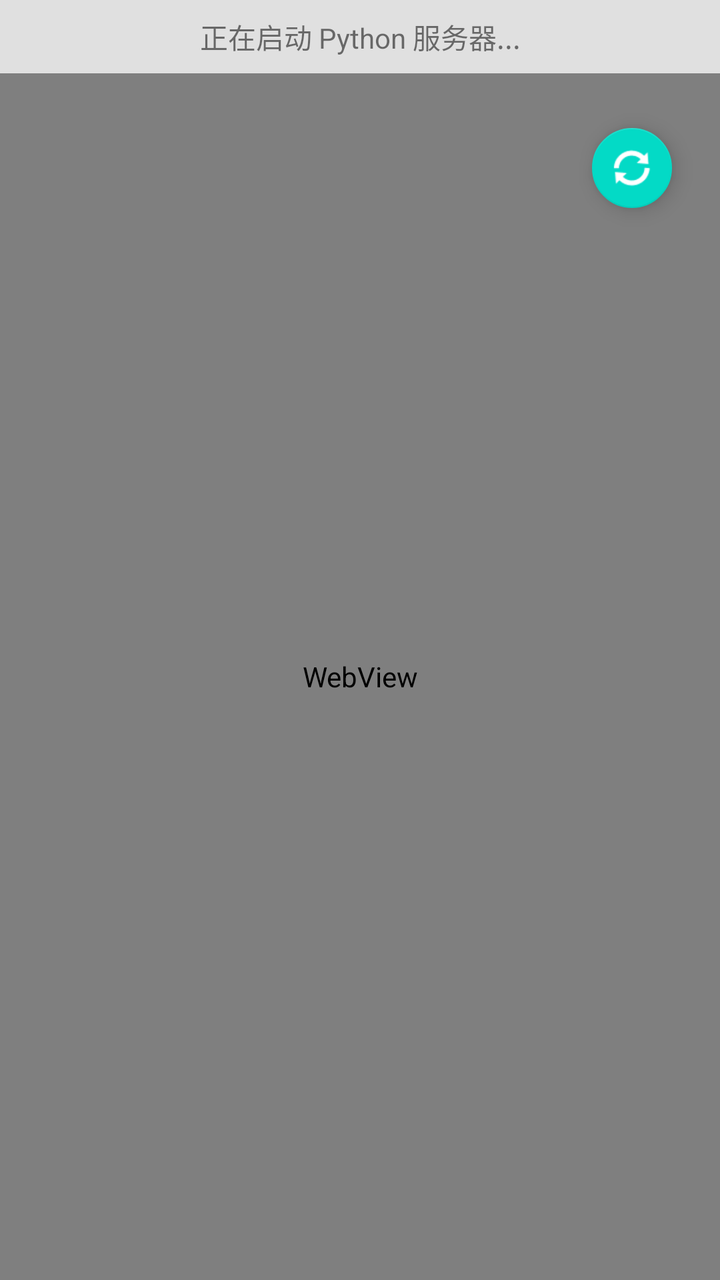
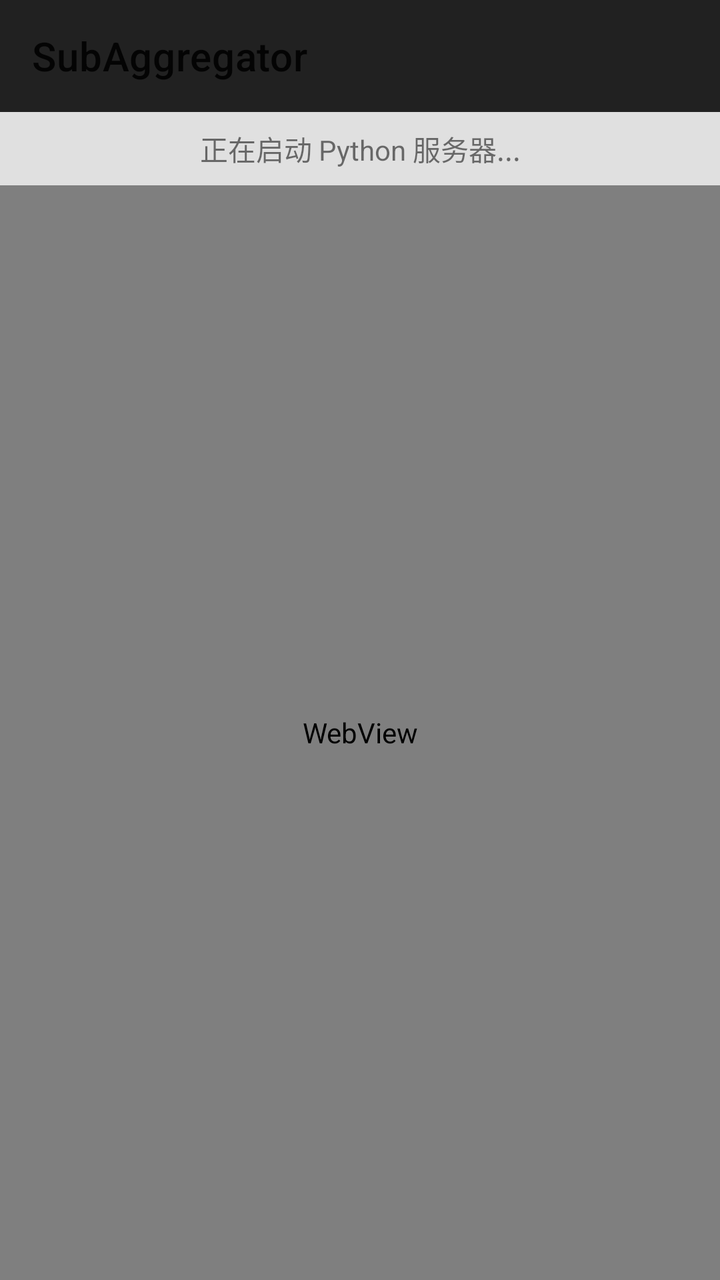

Before-and-after screenshots of an Android layout around one commit, followed by the original layout XML and the change that was made.
<!-- AndroidManifest.xml: application theme Theme.MaterialComponents.DayNight.DarkActionBar -->
<!-- res/layout/activity_main.xml -->
<?xml version="1.0" encoding="utf-8"?>
<androidx.coordinatorlayout.widget.CoordinatorLayout
    xmlns:android="http://schemas.android.com/apk/res/android"
    xmlns:app="http://schemas.android.com/apk/res-auto"
    xmlns:tools="http://schemas.android.com/tools"
    android:layout_width="match_parent"
    android:layout_height="match_parent"
    tools:context=".MainActivity">

    <androidx.constraintlayout.widget.ConstraintLayout
        android:id="@+id/main_content_layout"
        android:layout_width="match_parent"
        android:layout_height="match_parent">

        <TextView
            android:id="@+id/textViewStatus"
            android:layout_width="0dp"
            android:layout_height="wrap_content"
            android:background="#E0E0E0"
            android:padding="8dp"
            android:text="正在启动 Python 服务器..."
            android:textAlignment="center"
            app:layout_constraintEnd_toEndOf="parent"
            app:layout_constraintStart_toStartOf="parent"
            app:layout_constraintTop_toTopOf="parent" />

        <WebView
            android:id="@+id/webView"
            android:layout_width="0dp"
            android:layout_height="0dp"
            app:layout_constraintBottom_toBottomOf="parent"
            app:layout_constraintEnd_toEndOf="parent"
            app:layout_constraintStart_toStartOf="parent"
            app:layout_constraintTop_toBottomOf="@id/textViewStatus" />
            
    </androidx.constraintlayout.widget.ConstraintLayout>

    <com.google.android.material.floatingactionbutton.FloatingActionButton
        android:id="@+id/fab_check_update"
        android:layout_width="wrap_content"
        android:layout_height="wrap_content"
        android:layout_gravity="top|end"
        android:layout_marginTop="64dp"
        android:layout_marginEnd="24dp"
        app:fabSize="mini"
        android:contentDescription="检查更新"
        app:srcCompat="@android:drawable/ic_popup_sync"
        app:tint="@android:color/white" />

</androidx.coordinatorlayout.widget.CoordinatorLayout>
<!-- resources referenced by this layout -->
<resources>

</resources>

<!-- the commit's change to res/layout/activity_main.xml (unified diff, before → after) -->
@@ -1,50 +1,39 @@
-<?xml version="1.0" encoding="utf-8"?>
-<androidx.coordinatorlayout.widget.CoordinatorLayout
+<LinearLayout
     xmlns:android="http://schemas.android.com/apk/res/android"
     xmlns:app="http://schemas.android.com/apk/res-auto"
     xmlns:tools="http://schemas.android.com/tools"
     android:layout_width="match_parent"
     android:layout_height="match_parent"
+    android:orientation="vertical"
     tools:context=".MainActivity">
 
-    <androidx.constraintlayout.widget.ConstraintLayout
-        android:id="@+id/main_content_layout"
+    
+    <com.google.android.material.appbar.AppBarLayout
         android:layout_width="match_parent"
-        android:layout_height="match_parent">
+        android:layout_height="wrap_content">
 
-        <TextView
-            android:id="@+id/textViewStatus"
-            android:layout_width="0dp"
-            android:layout_height="wrap_content"
-            android:background="#E0E0E0"
-            android:padding="8dp"
-            android:text="正在启动 Python 服务器..."
-            android:textAlignment="center"
-            app:layout_constraintEnd_toEndOf="parent"
-            app:layout_constraintStart_toStartOf="parent"
-            app:layout_constraintTop_toTopOf="parent" />
+        <com.google.android.material.appbar.MaterialToolbar
+            android:id="@+id/toolbar"
+            android:layout_width="match_parent"
+            android:layout_height="?attr/actionBarSize"
+            app:title="@string/app_name" />
 
-        <WebView
-            android:id="@+id/webView"
-            android:layout_width="0dp"
-            android:layout_height="0dp"
-            app:layout_constraintBottom_toBottomOf="parent"
-            app:layout_constraintEnd_toEndOf="parent"
-            app:layout_constraintStart_toStartOf="parent"
-            app:layout_constraintTop_toBottomOf="@id/textViewStatus" />
-            
-    </androidx.constraintlayout.widget.ConstraintLayout>
+    </com.google.android.material.appbar.AppBarLayout>
 
-    <com.google.android.material.floatingactionbutton.FloatingActionButton
-        android:id="@+id/fab_check_update"
-        android:layout_width="wrap_content"
+    
+    <TextView
+        android:id="@+id/textViewStatus"
+        android:layout_width="match_parent"
         android:layout_height="wrap_content"
-        android:layout_gravity="top|end"
-        android:layout_marginTop="64dp"
-        android:layout_marginEnd="24dp"
-        app:fabSize="mini"
-        android:contentDescription="检查更新"
-        app:srcCompat="@android:drawable/ic_popup_sync"
-        app:tint="@android:color/white" />
+        android:background="#E0E0E0"
+        android:padding="8dp"
+        android:text="正在启动 Python 服务器..."
+        android:textAlignment="center" />
 
-</androidx.coordinatorlayout.widget.CoordinatorLayout>
+    
+    <WebView
+        android:id="@+id/webView"
+        android:layout_width="match_parent"
+        android:layout_height="match_parent" />
+
+</LinearLayout>
<!-- resource entries referenced after the edit -->
@@ -1,5 +1,5 @@
 <!-- resources referenced by this layout -->
 <resources>
-
+  <string name="app_name">SubAggregator</string>
 </resources>
 
